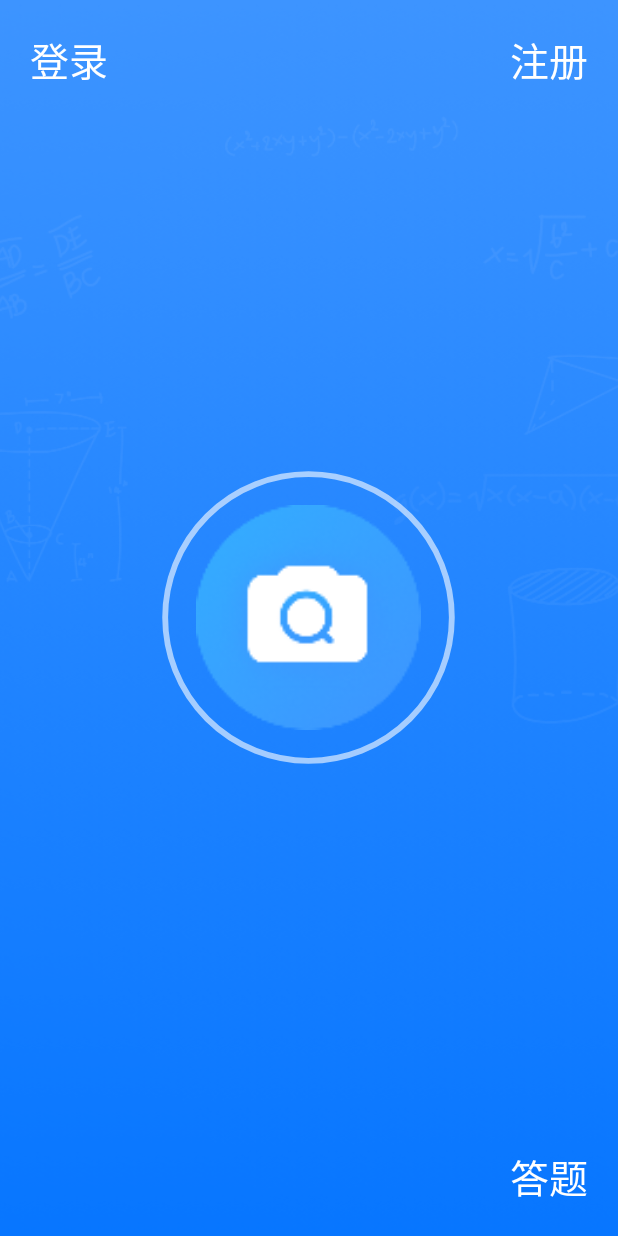
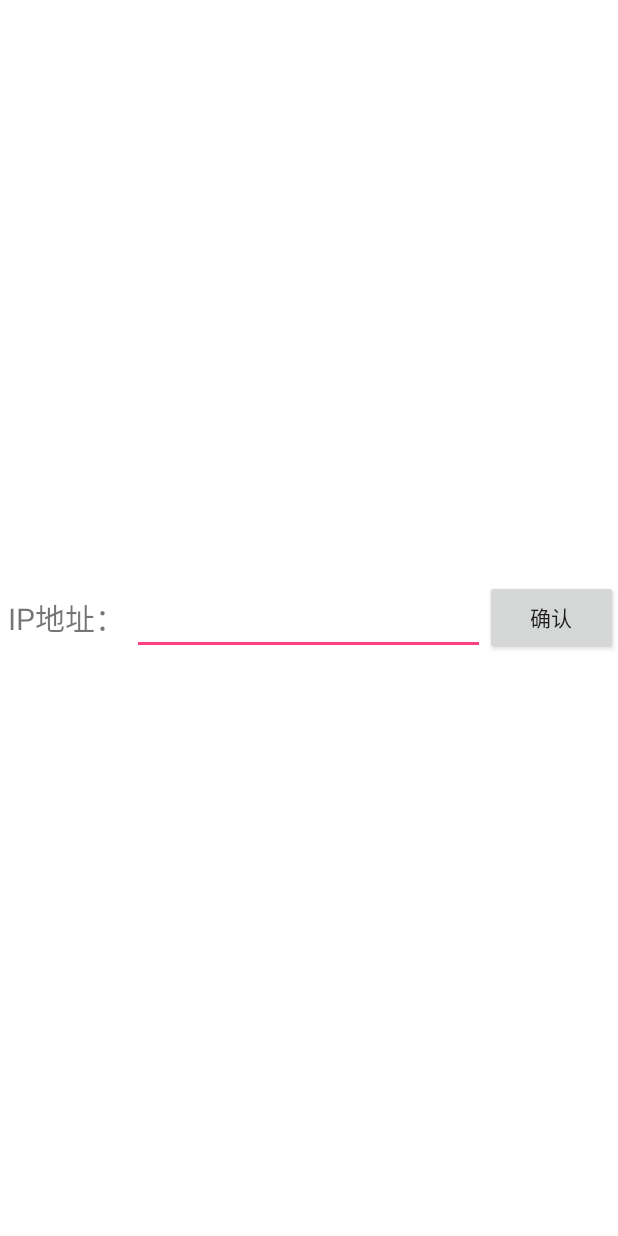
Before and after one commit to Breakkk/Nice2020, an Android app: the screen it shows after launch (MainActivity), on a phone screen of 412 x 824 dp. Run offline under Robolectric (Android 15) with nearby library versions, the phone set to English and light mode, and no system bars.

Commit message:
添加设置ip页供测试

```diff
--- a/app/src/main/java/com/xilinzhang/ocr/MainActivity.java
+++ b/app/src/main/java/com/xilinzhang/ocr/MainActivity.java
@@ -9,6 +9,7 @@ import android.os.Bundle;
 import android.os.Handler;
 import android.support.annotation.NonNull;
 import android.support.v7.app.AppCompatActivity;
+import android.support.v7.widget.AppCompatEditText;
 import android.support.v7.widget.AppCompatImageView;
 import android.support.v7.widget.AppCompatTextView;
 import android.view.View;
@@ -20,6 +21,7 @@ import com.baidu.ocr.sdk.OCR;
 import com.baidu.ocr.sdk.OnResultListener;
 import com.baidu.ocr.sdk.exception.OCRError;
 import com.baidu.ocr.sdk.model.AccessToken;
+import com.xilinzhang.ocr.utils.NetworkUtils;
 import com.xilinzhang.ocr.utils.Utils;
 
 public class MainActivity extends AppCompatActivity implements View.OnClickListener {
@@ -41,6 +43,14 @@ public class MainActivity extends AppCompatActivity implements View.OnClickListe
         signIn = findViewById(R.id.sign_in);
         signUp = findViewById(R.id.sign_up);
         my = findViewById(R.id.my);
+
+        findViewById(R.id.ip_button).setOnClickListener(new View.OnClickListener() {
+            @Override
+            public void onClick(View view) {
+                NetworkUtils.hostAddr = ((AppCompatEditText) findViewById(R.id.ip_address)).getText().toString();
+                findViewById(R.id.ip_view).setVisibility(View.GONE);
+            }
+        });
 
         signUp.setOnClickListener(this);
         signIn.setOnClickListener(this);
@@ -129,14 +139,14 @@ public class MainActivity extends AppCompatActivity implements View.OnClickListe
     protected void onActivityResult(int requestCode, int resultCode, Intent data) {
         super.onActivityResult(requestCode, resultCode, data);
 
-        if(requestCode == SignActivity.SIGN_IN_REQUEST && resultCode == SignActivity.SIGN_IN_RESULT_SUCCESS) {
+        if (requestCode == SignActivity.SIGN_IN_REQUEST && resultCode == SignActivity.SIGN_IN_RESULT_SUCCESS) {
             //登陆成功
             Toast.makeText(this, "登陆成功", Toast.LENGTH_LONG).show();
             signIn.setVisibility(View.GONE);
             my.setVisibility(View.VISIBLE);
             Intent newMessage = new Intent(this, MessageService.class);
             startService(newMessage);
-        }else if(requestCode == SignActivity.SIGN_UP_REQUEST && resultCode == SignActivity.SIGN_UP_RESULT_SUCCESS) {
+        } else if (requestCode == SignActivity.SIGN_UP_REQUEST && resultCode == SignActivity.SIGN_UP_RESULT_SUCCESS) {
             Toast.makeText(this, "注册成功", Toast.LENGTH_LONG).show();
         }
     }
--- a/app/src/main/java/com/xilinzhang/ocr/utils/NetworkUtils.java
+++ b/app/src/main/java/com/xilinzhang/ocr/utils/NetworkUtils.java
@@ -24,7 +24,7 @@ import java.util.List;
 import java.util.Map;
 
 public class NetworkUtils {
-    public static final String hostAddr = "http://192.168.1.103:5000/";
+    public static String hostAddr = "http://192.168.1.100:5000/";
 
     public static String sendPost(String address, Map<String, Object> map) {
         OutputStreamWriter out = null;
--- a/app/src/main/res/layout/activity_main.xml
+++ b/app/src/main/res/layout/activity_main.xml
@@ -67,4 +67,43 @@
         android:textColor="@android:color/white"
         android:textSize="26dp" />
 
+    <FrameLayout
+        android:id="@+id/ip_view"
+        android:layout_width="match_parent"
+        android:layout_height="match_parent"
+        android:background="@android:color/white">
+
+        <LinearLayout
+            android:layout_width="match_parent"
+            android:layout_height="300dp"
+            android:orientation="horizontal"
+            android:layout_gravity="center"
+            android:gravity="center">
+
+            <android.support.v7.widget.AppCompatTextView
+                android:layout_width="0dp"
+                android:layout_height="50dp"
+                android:layout_weight="3"
+                android:gravity="center"
+                android:textSize="20dp"
+                android:text="IP地址："
+                />
+
+            <android.support.v7.widget.AppCompatEditText
+                android:id="@+id/ip_address"
+                android:layout_width="0dp"
+                android:layout_height="50dp"
+                android:layout_weight="8"/>
+
+            <android.support.v7.widget.AppCompatButton
+                android:id="@+id/ip_button"
+                android:layout_width="0dp"
+                android:layout_height="50dp"
+                android:layout_weight="3"
+                android:text="确认"/>
+
+        </LinearLayout>
+
+    </FrameLayout>
+
 </FrameLayout>
```
